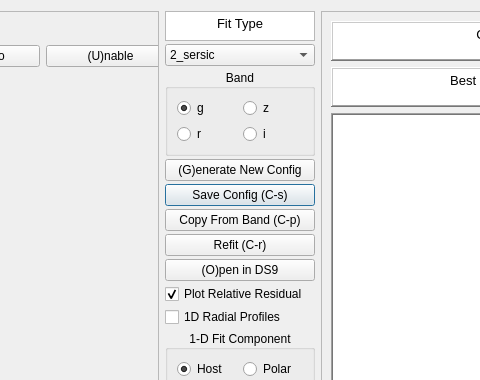
The window that GUI/fit_gui.ui (rpsmith4/photometric-decomp-analysis) describes before a commit, drawn with Qt 5; both pictures show x 558 to 1038 and y 0 to 380 of the 1256 by 894 pixel window.
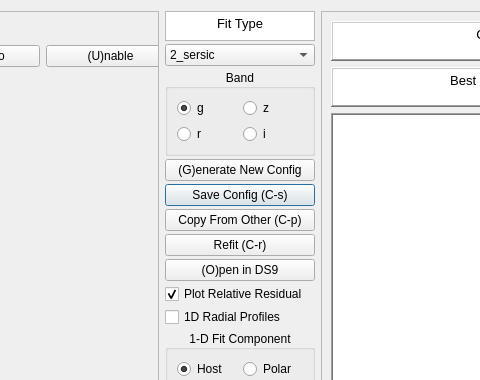
The same window after the commit.

Commit message: Slight change to wording in a button

What changed in the file:
```diff
--- a/GUI/fit_gui.ui
+++ b/GUI/fit_gui.ui
@@ -222,7 +222,7 @@
         </size>
        </property>
        <property name="text">
-        <string>Copy From Band (C-p)</string>
+        <string>Copy From Other (C-p)</string>
        </property>
       </widget>
      </item>
```
Left out of the diff: 8 changed lines with no effect on the pictures.
